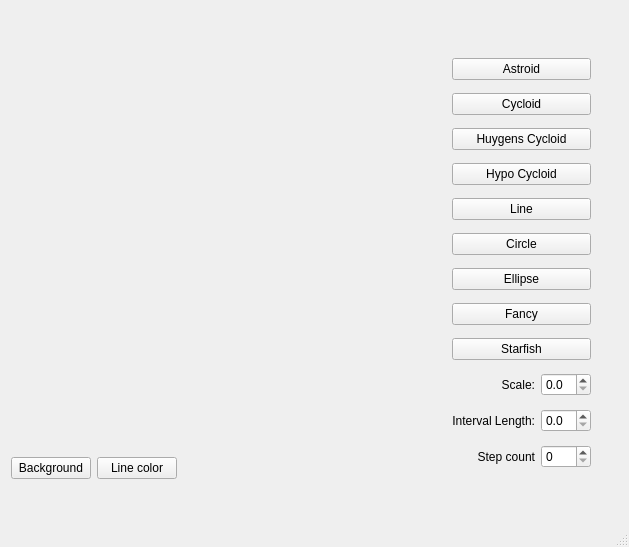
Qt form mainwindow.ui (MStolpovskiy/QtCurvesCPP) before a commit.
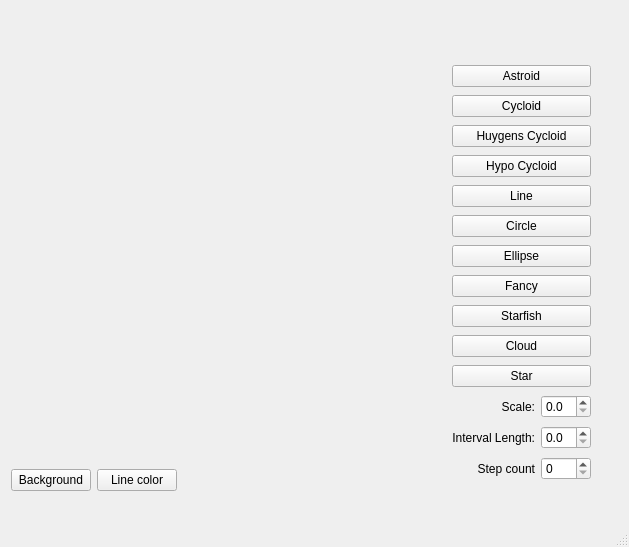
The same form after that commit. Custom widgets are drawn as their Qt base class.

Diff of the .ui file:
```diff
--- a/mainwindow.ui
+++ b/mainwindow.ui
@@ -20,7 +20,7 @@
       <x>11</x>
       <y>42</y>
       <width>580</width>
-      <height>446</height>
+      <height>470</height>
      </rect>
     </property>
     <layout class="QGridLayout" name="gridLayout">
@@ -134,6 +134,20 @@
          </property>
         </widget>
        </item>
+       <item>
+        <widget class="QPushButton" name="btnCloud">
+         <property name="text">
+          <string>Cloud</string>
+         </property>
+        </widget>
+       </item>
+       <item>
+        <widget class="QPushButton" name="btnStar">
+         <property name="text">
+          <string>Star</string>
+         </property>
+        </widget>
+       </item>
        <item>
         <layout class="QHBoxLayout" name="horizontalLayout">
          <item>
```
